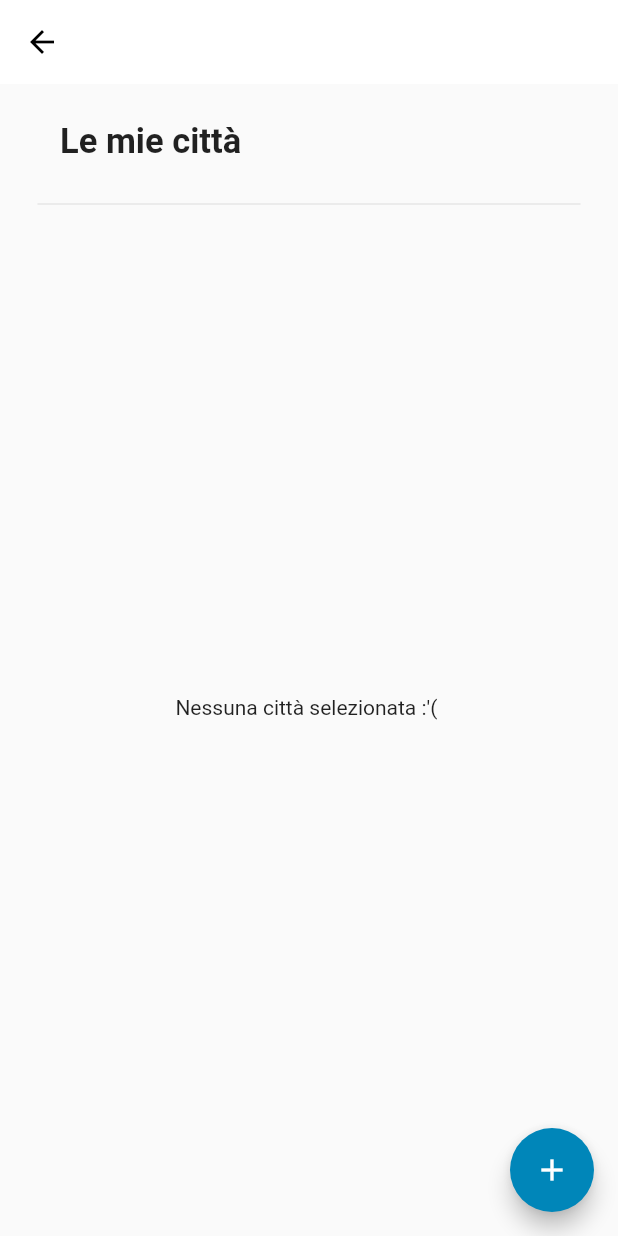
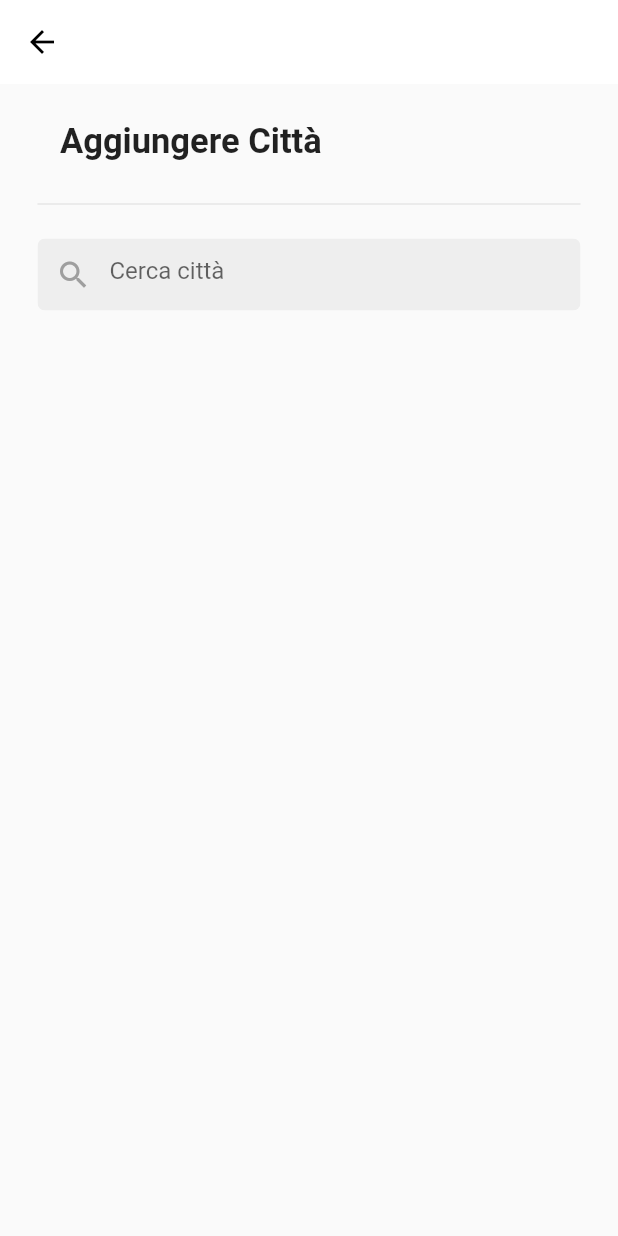
Before and after one commit to webdazer0/wheatherapp-with-flutter, a Flutter app: the CitiesPage screen opened directly, after a tap on the "add" icon, on a phone screen of 412 x 824 dp. Run offline on Flutter 3.47's test engine with Material 2 defaults, Android fonts, the phone set to English and light mode, and no system bars.

Commit message:
added AddCityPage

```diff
--- /dev/null
+++ b/lib/ui/cities/add/add_city_page.dart
@@ -0,0 +1,50 @@
+import 'package:flutter/material.dart';
+import 'package:wheatherapp/ui/common/header_widget.dart';
+
+class AddCityPage extends StatelessWidget {
+
+  @override
+  Widget build(BuildContext context) {
+    return Scaffold(
+      appBar: AppBar(
+        elevation: 0,
+        backgroundColor: Colors.white,
+        iconTheme: IconThemeData(
+          color: Colors.black,
+        ),
+      ),
+      body: Padding(
+        padding: const EdgeInsets.all(25),
+        child: Column(
+          crossAxisAlignment: CrossAxisAlignment.stretch,
+          children: <Widget>[
+            HeaderWidget(
+              title: 'Aggiungere Città',
+            ),
+            const SizedBox(
+              height: 15,
+            ),
+            ClipRRect(
+              borderRadius: BorderRadius.circular(5.0),
+                child: TextField(
+                decoration: InputDecoration(
+                  focusedBorder: InputBorder.none,
+                  border: InputBorder.none,
+                  filled: true,
+                  fillColor: Colors.grey[200],
+                  prefixIcon: Icon(
+                    Icons.search,
+                    color: Colors.grey,
+                    ),
+                  hintText: 'Cerca città',
+
+                ),
+              ),
+            ),
+
+          ],
+        ),
+      ),
+    );
+  }
+}
--- a/lib/ui/cities/cities_page.dart
+++ b/lib/ui/cities/cities_page.dart
@@ -1,10 +1,34 @@
 import 'package:flutter/material.dart';
+import 'package:wheatherapp/ui/cities/add/add_city_page.dart';
 import 'package:wheatherapp/ui/common/header_widget.dart';
 import 'package:wheatherapp/ui/ui_constants.dart';
 
 class CitiesPage extends StatelessWidget {
+
+  /* Metodo per cambiare "Activity" -> AddCityPage */
+  void _handleNavigatePress(BuildContext context) {
+    Navigator.of(context).push(
+      PageRouteBuilder(
+        transitionDuration: const Duration(
+          milliseconds: 400,
+        ),
+        /* pageBuilder: (ctx, animation1, animation2) => FadeTransition(
+          opacity: animation1,
+          child: AddCityPage(),
+          ), */
+        pageBuilder: (ctx, animation1, animation2) => SlideTransition(
+          position: Tween<Offset>(
+            begin: Offset(0.0, 1.0),
+            end: Offset(0.0, 0.0),
+          ).animate(animation1),
+          child: AddCityPage(),
+        ),
+      ));
+  }
+
   @override
   Widget build(BuildContext context) {
+
     return Scaffold(
       appBar: AppBar(
         elevation: 0,
@@ -15,7 +39,7 @@ class CitiesPage extends StatelessWidget {
       ),
       floatingActionButton: FloatingActionButton(
          child: Icon(Icons.add),
-         onPressed: () => print('Ciaone 🤣!'),
+         onPressed: () => _handleNavigatePress(context),
          backgroundColor: primaryColor,
       ),
       body: Padding(
--- a/lib/ui/home_page.dart
+++ b/lib/ui/home_page.dart
@@ -3,21 +3,22 @@ import 'package:wheatherapp/ui/cities/cities_page.dart';
 import 'package:wheatherapp/ui/ui_constants.dart';
 
 class HomePage extends StatelessWidget {
+
+  /* Metodo per cambiare "Activity" -> CitiesPage */
+  void _handleNavigatePress(BuildContext context) {
+    Navigator.of(context).push(
+      MaterialPageRoute(
+          builder: (ctx) => CitiesPage(),
+      ));
+    }
+
   @override
   Widget build(BuildContext context) {
 
-    // Metodo per cambiare "Activity"
-    void _handleNavigatePress(BuildContext context) {
-      Navigator.of(context).push(
-        MaterialPageRoute(
-          builder: (ctx) => CitiesPage(),
-        ));
-    }
-
-    // Per visualizza l'alto e l'altezza del dispositivo
+    /* Per visualizza l'alto e l'altezza del dispositivo */
     print(MediaQuery.of(context).size);
 
-    //Style custom per far assomigliare un ElevatedButton a quello deprecato RaisedButton
+    /* Style custom per far assomigliare un ElevatedButton a quello deprecato RaisedButton */
     final ButtonStyle raisedButtonStyle = ElevatedButton.styleFrom(
       onPrimary: Colors.black,
       primary: Colors.grey[300],
```
